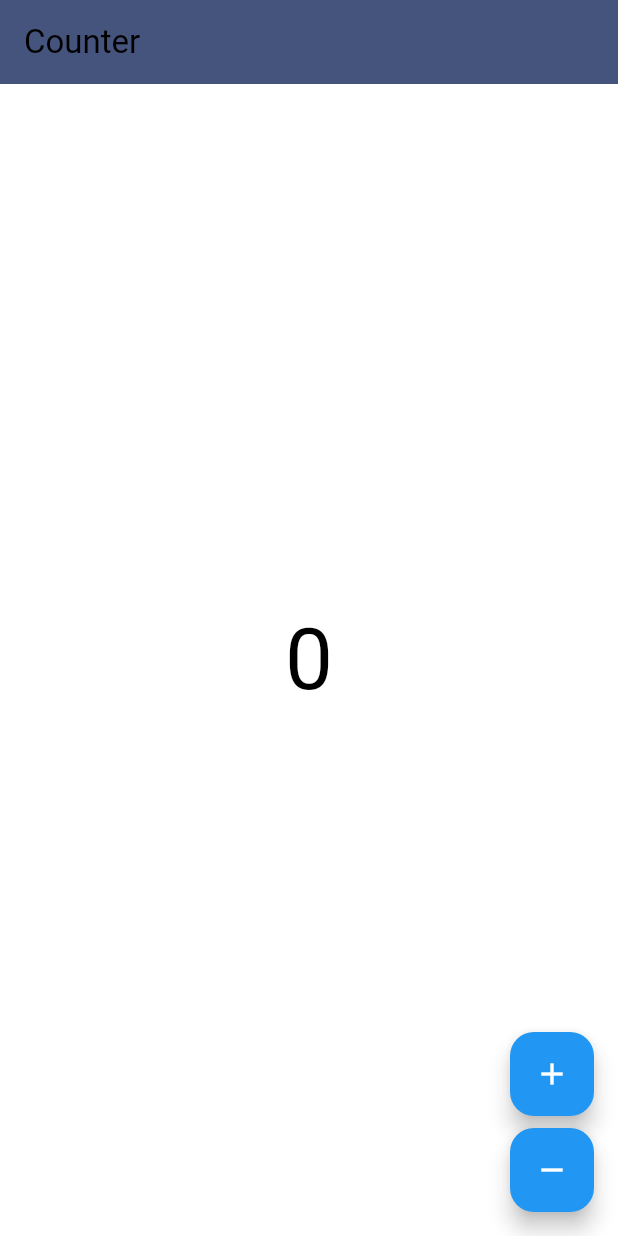
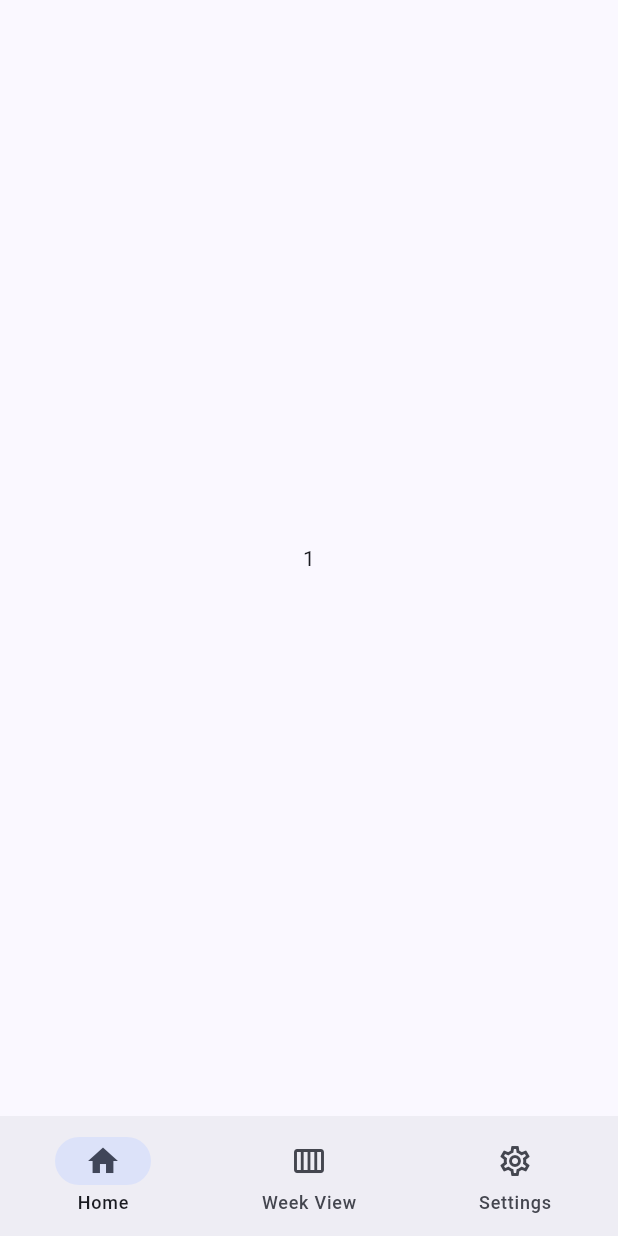
Before and after one commit to todoninja/timeninja, a Flutter app: the screen it shows after launch, on a phone screen of 412 x 824 dp. Run offline on Flutter 3.47's test engine with Material 2 defaults, Android fonts, the phone set to English and light mode, and no system bars; our stand-ins replace bloc; generated files the repository leaves out were written again.

Commit message:
Add basic navigation

```diff
--- a/lib/app/view/app.dart
+++ b/lib/app/view/app.dart
@@ -1,5 +1,5 @@
 import 'package:flutter/material.dart';
-import 'package:timeninja/counter/counter.dart';
+import 'package:timeninja/entry_scaffold/view/entry_scaffold.dart';
 import 'package:timeninja/keys.dart';
 import 'package:timeninja/l10n/l10n.dart';
 
@@ -11,14 +11,16 @@ class App extends StatelessWidget {
     return MaterialApp(
       theme: ThemeData(
         useMaterial3: true,
-        appBarTheme: const AppBarTheme(color: brandColor),
-        colorScheme: ColorScheme.fromSwatch(
-          accentColor: brandColor,
-        ),
+        colorSchemeSeed: brandColor,
+      ),
+      darkTheme: ThemeData(
+        brightness: Brightness.dark,
+        colorSchemeSeed: brandColor,
+        useMaterial3: true,
       ),
       localizationsDelegates: AppLocalizations.localizationsDelegates,
       supportedLocales: AppLocalizations.supportedLocales,
-      home: const CounterPage(),
+      home: const EntryScaffold(),
     );
   }
 }
--- a/lib/counter/counter.dart
+++ /dev/null
@@ -1,2 +0,0 @@
-export 'cubit/counter_cubit.dart';
-export 'view/counter_page.dart';
--- a/lib/counter/cubit/counter_cubit.dart
+++ /dev/null
@@ -1,8 +0,0 @@
-import 'package:bloc/bloc.dart';
-
-class CounterCubit extends Cubit<int> {
-  CounterCubit() : super(0);
-
-  void increment() => emit(state + 1);
-  void decrement() => emit(state - 1);
-}
--- a/lib/counter/view/counter_page.dart
+++ /dev/null
@@ -1,55 +0,0 @@
-import 'package:flutter/material.dart';
-import 'package:flutter_bloc/flutter_bloc.dart';
-import 'package:timeninja/counter/counter.dart';
-import 'package:timeninja/l10n/l10n.dart';
-
-class CounterPage extends StatelessWidget {
-  const CounterPage({super.key});
-
-  @override
-  Widget build(BuildContext context) {
-    return BlocProvider(
-      create: (_) => CounterCubit(),
-      child: const CounterView(),
-    );
-  }
-}
-
-class CounterView extends StatelessWidget {
-  const CounterView({super.key});
-
-  @override
-  Widget build(BuildContext context) {
-    final l10n = context.l10n;
-    return Scaffold(
-      appBar: AppBar(title: Text(l10n.counterAppBarTitle)),
-      body: const Center(child: CounterText()),
-      floatingActionButton: Column(
-        mainAxisAlignment: MainAxisAlignment.end,
-        crossAxisAlignment: CrossAxisAlignment.end,
-        children: [
-          FloatingActionButton(
-            onPressed: () => context.read<CounterCubit>().increment(),
-            child: const Icon(Icons.add),
-          ),
-          const SizedBox(height: 8),
-          FloatingActionButton(
-            onPressed: () => context.read<CounterCubit>().decrement(),
-            child: const Icon(Icons.remove),
-          ),
-        ],
-      ),
-    );
-  }
-}
-
-class CounterText extends StatelessWidget {
-  const CounterText({super.key});
-
-  @override
-  Widget build(BuildContext context) {
-    final theme = Theme.of(context);
-    final count = context.select((CounterCubit cubit) => cubit.state);
-    return Text('$count', style: theme.textTheme.headline1);
-  }
-}
--- /dev/null
+++ b/lib/entry_scaffold/entry_scaffold.dart
@@ -0,0 +1 @@
+import 'view/entry_scaffold.dart';
--- /dev/null
+++ b/lib/entry_scaffold/view/entry_scaffold.dart
@@ -0,0 +1,46 @@
+import 'package:flutter/material.dart';
+import 'package:timeninja/navigation_destination_items.dart';
+
+class EntryScaffold extends StatefulWidget {
+  const EntryScaffold({super.key});
+
+  @override
+  State<EntryScaffold> createState() => _EntryScaffoldState();
+}
+
+class _EntryScaffoldState extends State<EntryScaffold> {
+  int _selectedIndex = 0;
+
+  final List<Widget> _pages = const [
+    Center(child: Text('1')),
+    Center(child: Text('2')),
+    Center(child: Text('3')),
+  ];
+
+  @override
+  Widget build(BuildContext context) {
+    final themeData = Theme.of(context);
+
+    return Scaffold(
+      bottomNavigationBar: Theme(
+        data: themeData.copyWith(splashFactory: NoSplash.splashFactory),
+        child: NavigationBar(
+          selectedIndex: _selectedIndex,
+          onDestinationSelected: (value) {
+            setState(() {
+              _selectedIndex = value;
+            });
+          },
+          destinations: [
+            for (final item in NavigationDestinationItems.values)
+              item.destination,
+          ],
+        ),
+      ),
+      body: IndexedStack(
+        index: _selectedIndex,
+        children: _pages,
+      ),
+    );
+  }
+}
--- /dev/null
+++ b/lib/navigation_destination_items.dart
@@ -0,0 +1,49 @@
+import 'package:flutter/material.dart';
+
+enum NavigationDestinationItems { home, weekview, settings }
+
+
+// TODO: Change weekview icon to a better one
+
+extension NavigationDestinationItemsExtension on NavigationDestinationItems {
+  IconData get icon {
+    switch (this) {
+      case NavigationDestinationItems.home:
+        return Icons.home;
+      case NavigationDestinationItems.weekview:
+        return Icons.calendar_view_week;
+      case NavigationDestinationItems.settings:
+        return Icons.settings;
+    }
+  }
+
+  IconData get outlineIcon {
+    switch (this) {
+      case NavigationDestinationItems.home:
+        return Icons.home_outlined;
+      case NavigationDestinationItems.weekview:
+        return Icons.calendar_view_week_outlined;
+      case NavigationDestinationItems.settings:
+        return Icons.settings_outlined;
+    }
+  }
+
+  String get label {
+    switch (this) {
+      case NavigationDestinationItems.home:
+        return 'Home';
+      case NavigationDestinationItems.weekview:
+        return 'Week View';
+      case NavigationDestinationItems.settings:
+        return 'Settings';
+    }
+  }
+
+  NavigationDestination get destination {
+    return NavigationDestination(
+      icon: Icon(outlineIcon),
+      selectedIcon: Icon(icon),
+      label: label,
+    );
+  }
+}
```
Also changed, not shown: 3 other files.
